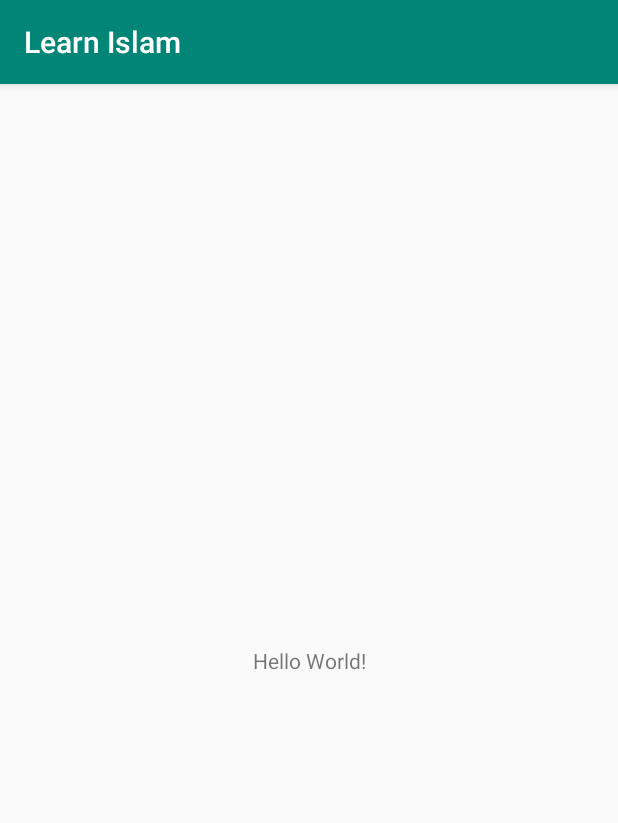
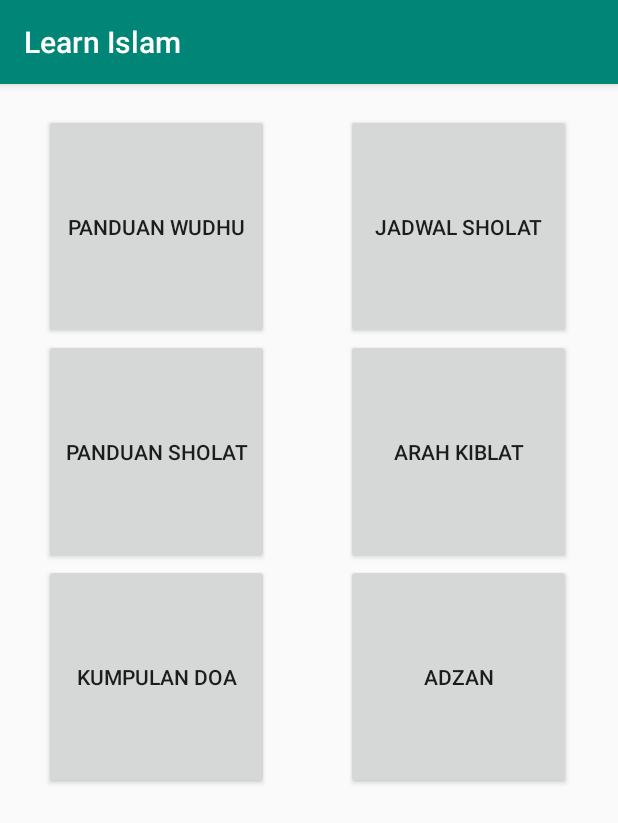
Before and after one commit to lutzid/FP_Tekber_05111740000007, an Android app: the screen it shows after launch (MainActivity), on a phone screen of 412 x 824 dp. Shown: the top 823 px of the screen. Run offline under Robolectric (Android 15) with nearby library versions, the phone set to English and light mode, and no system bars.

Commit message:
add sprint 1 activities

```diff
--- a/app/src/main/AndroidManifest.xml
+++ b/app/src/main/AndroidManifest.xml
@@ -16,6 +16,10 @@
                 <category android:name="android.intent.category.LAUNCHER" />
             </intent-filter>
         </activity>
+        <activity android:name=".JadwalActivity"></activity>
+        <activity android:name=".KiblatActivity"></activity>
+        <activity android:name=".SholatActivity"></activity>
+        <activity android:name=".WudhuActivity"></activity>
     </application>
 
 </manifest>
--- a/app/src/main/java/com/example/zidan/learnislam/MainActivity.java
+++ b/app/src/main/java/com/example/zidan/learnislam/MainActivity.java
@@ -1,13 +1,53 @@
 package com.example.zidan.learnislam;
 
+import android.content.Intent;
 import android.support.v7.app.AppCompatActivity;
 import android.os.Bundle;
+import android.view.View;
+import android.widget.Button;
 
-public class MainActivity extends AppCompatActivity {
+public class MainActivity extends AppCompatActivity implements View.OnClickListener {
+
+    Button jadwalintent;
+    Button kiblatintent;
+    Button sholatintent;
+    Button wudhuintent;
 
     @Override
     protected void onCreate(Bundle savedInstanceState) {
         super.onCreate(savedInstanceState);
         setContentView(R.layout.activity_main);
+        jadwalintent = (Button)findViewById(R.id.jadwal);
+        jadwalintent.setOnClickListener(this);
+        kiblatintent = (Button)findViewById(R.id.kiblat);
+        kiblatintent.setOnClickListener(this);
+        sholatintent = (Button)findViewById(R.id.sholat);
+        sholatintent.setOnClickListener(this);
+        wudhuintent = (Button)findViewById(R.id.wudhu);
+        wudhuintent.setOnClickListener(this);
+    }
+
+    @Override
+    public void onClick(View v) {
+        switch (v.getId()){
+            case R.id.jadwal:
+                Intent jadwal = new Intent(this, JadwalActivity.class);
+                startActivity(jadwal);
+                break;
+            case R.id.kiblat:
+                Intent kiblat = new Intent(this, KiblatActivity.class);
+                startActivity(kiblat);
+                break;
+            case R.id.sholat:
+                Intent sholat = new Intent(this, SholatActivity.class);
+                startActivity(sholat);
+                break;
+            case R.id.wudhu:
+                Intent wudhu = new Intent(this, WudhuActivity.class);
+                startActivity(wudhu);
+                break;
+            default:
+                break;
+        }
     }
 }
--- a/app/src/main/res/layout/activity_main.xml
+++ b/app/src/main/res/layout/activity_main.xml
@@ -1,18 +1,70 @@
 <?xml version="1.0" encoding="utf-8"?>
-<android.support.constraint.ConstraintLayout xmlns:android="http://schemas.android.com/apk/res/android"
+<RelativeLayout xmlns:android="http://schemas.android.com/apk/res/android"
     xmlns:app="http://schemas.android.com/apk/res-auto"
     xmlns:tools="http://schemas.android.com/tools"
     android:layout_width="match_parent"
     android:layout_height="match_parent"
     tools:context=".MainActivity">
 
-    <TextView
-        android:layout_width="wrap_content"
-        android:layout_height="wrap_content"
-        android:text="Hello World!"
-        app:layout_constraintBottom_toBottomOf="parent"
-        app:layout_constraintLeft_toLeftOf="parent"
-        app:layout_constraintRight_toRightOf="parent"
-        app:layout_constraintTop_toTopOf="parent" />
 
-</android.support.constraint.ConstraintLayout>
+    <Button
+        android:id="@+id/wudhu"
+        android:layout_width="150dp"
+        android:layout_height="150dp"
+        android:layout_alignParentStart="true"
+        android:layout_alignParentLeft="true"
+        android:layout_alignParentTop="true"
+        android:layout_marginStart="29dp"
+        android:layout_marginLeft="29dp"
+        android:layout_marginTop="20dp"
+        android:text="Panduan Wudhu" />
+
+    <Button
+        android:id="@+id/jadwal"
+        android:layout_width="150dp"
+        android:layout_height="150dp"
+        android:layout_alignBottom="@+id/wudhu"
+        android:layout_alignParentEnd="true"
+        android:layout_alignParentRight="true"
+        android:layout_marginEnd="31dp"
+        android:layout_marginRight="30dp"
+        android:text="Jadwal Sholat" />
+
+    <Button
+        android:id="@+id/sholat"
+        android:layout_width="150dp"
+        android:layout_height="150dp"
+        android:layout_below="@+id/wudhu"
+        android:layout_alignStart="@+id/wudhu"
+        android:layout_marginStart="0dp"
+        android:text="Panduan Sholat" />
+
+    <Button
+        android:id="@+id/kiblat"
+        android:layout_width="150dp"
+        android:layout_height="150dp"
+        android:layout_below="@+id/jadwal"
+        android:layout_alignStart="@+id/jadwal"
+        android:layout_alignBottom="@+id/sholat"
+        android:layout_marginStart="0dp"
+        android:text="Arah Kiblat" />
+
+    <Button
+        android:id="@+id/doa"
+        android:layout_width="150dp"
+        android:layout_height="150dp"
+        android:layout_below="@+id/sholat"
+        android:layout_alignStart="@+id/wudhu"
+        android:layout_marginStart="0dp"
+        android:text="Kumpulan doa" />
+
+    <Button
+        android:id="@+id/adzan"
+        android:layout_width="150dp"
+        android:layout_height="150dp"
+        android:layout_below="@+id/kiblat"
+        android:layout_alignStart="@+id/jadwal"
+        android:layout_alignBottom="@+id/doa"
+        android:text="Adzan" />
+
+</RelativeLayout>
```
Also changed, not shown: app/src/main/java/com/example/zidan/learnislam/JadwalActivity.java (added, +13 -0 lines), app/src/main/java/com/example/zidan/learnislam/KiblatActivity.java (added, +13 -0 lines), app/src/main/java/com/example/zidan/learnislam/SholatActivity.java (added, +13 -0 lines), app/src/main/java/com/example/zidan/learnislam/WudhuActivity.java (added, +13 -0 lines), app/src/main/res/layout/activity_jadwal.xml (added, +16 -0 lines), app/src/main/res/layout/activity_kiblat.xml (added, +16 -0 lines), app/src/main/res/layout/activity_sholat.xml (added, +16 -0 lines), app/src/main/res/layout/activity_wudhu.xml (added, +16 -0 lines).
